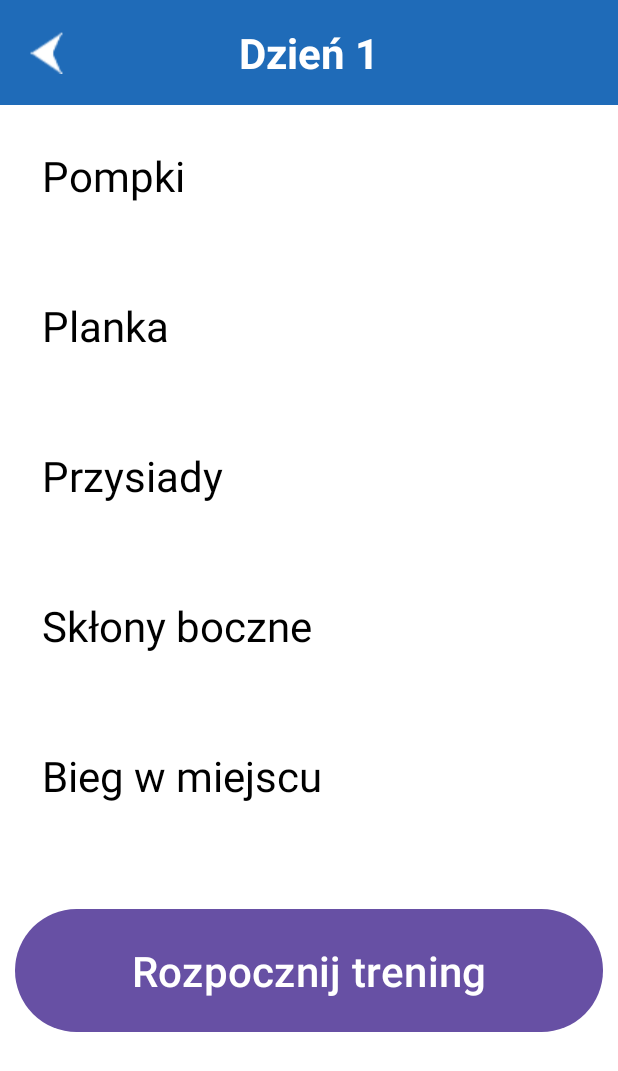
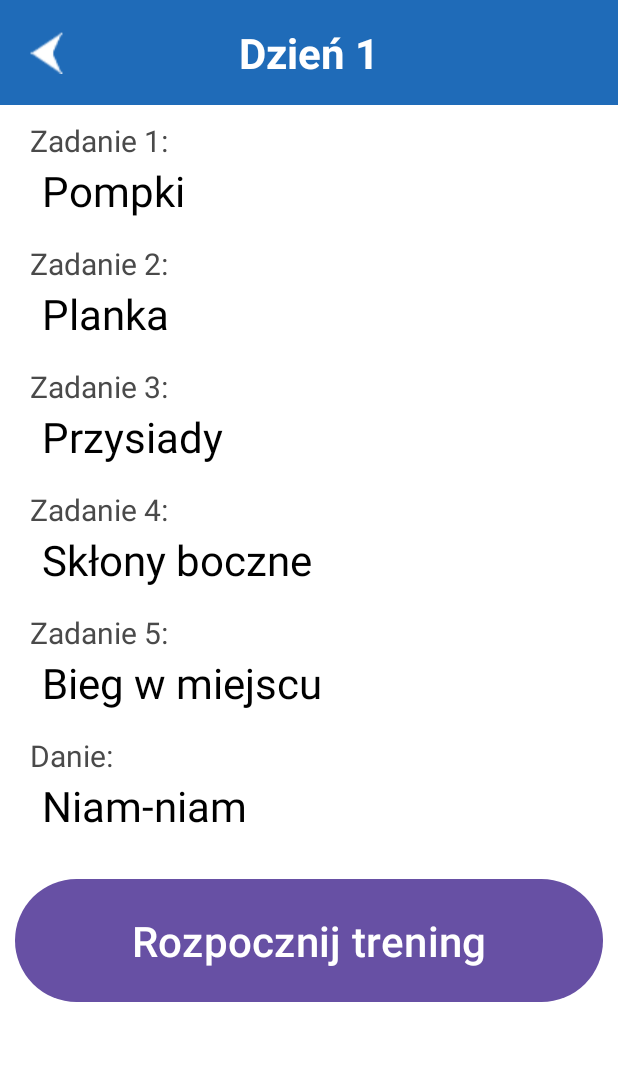
Before and after one commit to FunTomAsh/WychowanieFizyczne, an Android app: the screen it shows after launch (LoadDay), after a tap on "Dzień 1", on a phone screen of 412 x 824 dp. Shown: the top 1071 px of the screen. Run offline under Robolectric (Android 15) with nearby library versions, the phone set to English and light mode, and no system bars.

Commit message:
Zmiana finished z false na true po zakończeniu zadania. Dodano miejsce dla 6 zadania w jsonie oraz 3 widoku (jako miejsce pod danie), modyfikacja widoku activity_list.xml.

```diff
--- a/app/src/main/AndroidManifest.xml
+++ b/app/src/main/AndroidManifest.xml
@@ -28,5 +28,5 @@
             </intent-filter>
         </activity>
     </application>
-
+    <uses-permission android:name="android.permission.WRITE_EXTERNAL_STORAGE" />
 </manifest>
--- a/app/src/main/java/com/example/wychowaniefizyczne/LoadDay.java
+++ b/app/src/main/java/com/example/wychowaniefizyczne/LoadDay.java
@@ -15,6 +15,8 @@ import org.json.JSONArray;
 import org.json.JSONException;
 import org.json.JSONObject;
 
+import java.io.File;
+import java.io.FileInputStream;
 import java.io.IOException;
 import java.io.InputStream;
 
@@ -39,7 +41,8 @@ public class LoadDay extends AppCompatActivity{
                 findViewById(R.id.text_zad2),
                 findViewById(R.id.text_zad3),
                 findViewById(R.id.text_zad4),
-                findViewById(R.id.text_zad5)
+                findViewById(R.id.text_zad5),
+                findViewById(R.id.text_zad6)
         };
         dayText.setText(getSelectedDayName);
 
@@ -76,8 +79,8 @@ public class LoadDay extends AppCompatActivity{
     private void updateTextViews(int day) {
 
         try {
-            JSONObject jsonData = loadJSONFromAsset(getApplicationContext(), "fiz.json");
-
+            //JSONObject jsonData = loadJSONFromAsset(getApplicationContext(), "fiz.json");
+            JSONObject jsonData = loadJSONFromFile("fiz.json");
             if (jsonData != null) {
                 JSONArray dailyExercises = jsonData.getJSONArray("dailyEx");
 
@@ -109,7 +112,7 @@ public class LoadDay extends AppCompatActivity{
         return Integer.parseInt(parts[1]);
     }
 
-    private JSONObject loadJSONFromAsset(Context context, String fileName) {
+    /*private JSONObject loadJSONFromAsset(Context context, String fileName) {
         String json = null;
         try {
             InputStream inputStream = context.getAssets().open(fileName);
@@ -124,5 +127,20 @@ public class LoadDay extends AppCompatActivity{
             e.printStackTrace();
             return null;
         }
+    }*/
+
+    private JSONObject loadJSONFromFile(String fileName) {
+        try {
+            File file = new File(getFilesDir(), fileName);
+            FileInputStream fis = new FileInputStream(file);
+            byte[] data = new byte[(int) file.length()];
+            fis.read(data);
+            fis.close();
+            String json = new String(data, "UTF-8");
+            return new JSONObject(json);
+        } catch (IOException | JSONException e) {
+            e.printStackTrace();
+            return null;
+        }
     }
 }
--- a/app/src/main/java/com/example/wychowaniefizyczne/MainActivity.java
+++ b/app/src/main/java/com/example/wychowaniefizyczne/MainActivity.java
@@ -21,6 +21,9 @@ import org.json.JSONArray;
 import org.json.JSONException;
 import org.json.JSONObject;
 
+import java.io.File;
+import java.io.FileInputStream;
+import java.io.FileOutputStream;
 import java.io.IOException;
 import java.io.InputStream;
 import java.util.Iterator;
@@ -68,12 +71,27 @@ public class MainActivity extends AppCompatActivity {
         final Button Btn29 = findViewById(R.id.button29);
         final Button Btn30 = findViewById(R.id.button30);
 
+        File jsonFile = new File(getFilesDir(), "fiz.json");
+        if (!jsonFile.exists()) {
+            try (InputStream inputStream = getAssets().open("fiz.json");
+                 FileOutputStream outputStream = new FileOutputStream(jsonFile)) {
+                byte[] buffer = new byte[1024];
+                int length;
+                while ((length = inputStream.read(buffer)) > 0) {
+                    outputStream.write(buffer, 0, length);
+                }
+                outputStream.flush();
+            } catch (IOException e) {
+                e.printStackTrace();
+            }
+        }
+
         try {
-            JSONObject jsonData = loadJSONFromAsset(getApplicationContext(), "fiz.json");
+            //JSONObject jsonData = loadJSONFromAsset(getApplicationContext(), "fiz.json");
+            JSONObject jsonData = loadJSONFromFile("fiz.json");
 
             if (jsonData != null) {
                 JSONArray dailyExercises = jsonData.getJSONArray("dailyEx");
-
                 for (int i = 0; i < dailyExercises.length(); i++) {
                     JSONObject dailyExercise = dailyExercises.getJSONObject(i);
                     int day = dailyExercise.getInt("day");
@@ -295,7 +313,7 @@ public class MainActivity extends AppCompatActivity {
         }
     }
 
-    private JSONObject loadJSONFromAsset(Context context, String fileName) {
+    /*private JSONObject loadJSONFromAsset(Context context, String fileName) {
         String json = null;
         try {
             InputStream inputStream = context.getAssets().open(fileName);
@@ -310,5 +328,20 @@ public class MainActivity extends AppCompatActivity {
             e.printStackTrace();
             return null;
         }
+    }*/
+
+    private JSONObject loadJSONFromFile(String fileName) {
+        try {
+            File file = new File(getFilesDir(), fileName);
+            FileInputStream fis = new FileInputStream(file);
+            byte[] data = new byte[(int) file.length()];
+            fis.read(data);
+            fis.close();
+            String json = new String(data, "UTF-8");
+            return new JSONObject(json);
+        } catch (IOException | JSONException e) {
+            e.printStackTrace();
+            return null;
+        }
     }
 }
--- a/app/src/main/res/layout/activity_list.xml
+++ b/app/src/main/res/layout/activity_list.xml
@@ -47,74 +47,160 @@
             android:layout_height="wrap_content"
             android:columnCount="4"
             android:orientation="vertical"
-            android:padding="16dp"
+            android:padding="10dp"
             app:backgroundTint="@null">
 
+        <TextView
+            android:layout_width="match_parent"
+            android:layout_height="22dp"
+            app:backgroundTint="@null"
+            android:backgroundTint="#fefefe"
+            android:paddingLeft="10dp"
+            android:text="Zadanie 1:"
+            android:textSize="20dp"
+            android:textAlignment="viewStart"
+            android:textColor="#4A4A4A"
+            android:visibility="visible"
+            />
             <TextView
                 android:id="@+id/text_zad1"
-                android:layout_width="378dp"
-                android:layout_height="100dp"
+                android:layout_width="match_parent"
+                android:layout_height="60dp"
                 app:backgroundTint="@null"
                 android:backgroundTint="#fefefe"
-                android:padding="12dp"
+                android:paddingVertical="6dp"
+                android:paddingLeft="18dp"
                 android:text="Push ups x15"
                 android:textSize="28dp"
                 android:textAlignment="viewStart"
                 android:textColor="#000000"
                 android:visibility="visible"
                 />
-
+        <TextView
+            android:layout_width="match_parent"
+            android:layout_height="22dp"
+            app:backgroundTint="@null"
+            android:backgroundTint="#fefefe"
+            android:paddingLeft="10dp"
+            android:text="Zadanie 2:"
+            android:textSize="20dp"
+            android:textAlignment="viewStart"
+            android:textColor="#4A4A4A"
+            android:visibility="visible"
+            />
             <TextView
                 android:id="@+id/text_zad2"
-                android:layout_width="378dp"
-                android:layout_height="100dp"
+                android:layout_width="match_parent"
+                android:layout_height="60dp"
                 app:backgroundTint="@null"
                 android:backgroundTint="#fefefe"
-                android:padding="12dp"
+                android:paddingVertical="6dp"
+                android:paddingLeft="18dp"
                 android:textSize="28dp"
                 android:text="Pull ups x10"
                 android:textAlignment="viewStart"
                 android:textColor="#000000"
                 android:visibility="visible" />
-
+        <TextView
+            android:layout_width="match_parent"
+            android:layout_height="22dp"
+            app:backgroundTint="@null"
+            android:backgroundTint="#fefefe"
+            android:paddingLeft="10dp"
+            android:text="Zadanie 3:"
+            android:textSize="20dp"
+            android:textAlignment="viewStart"
+            android:textColor="#4A4A4A"
+            android:visibility="visible"
+            />
             <TextView
                 android:id="@+id/text_zad3"
-                android:layout_width="378dp"
-                android:layout_height="100dp"
+                android:layout_width="match_parent"
+                android:layout_height="60dp"
                 app:backgroundTint="@null"
                 android:backgroundTint="#fefefe"
-                android:padding="12dp"
+                android:paddingVertical="6dp"
+                android:paddingLeft="18dp"
                 android:text="Dips x20"
                 android:textSize="28dp"
                 android:textAlignment="viewStart"
                 android:textColor="#000000"
                 android:visibility="visible" />
-
+        <TextView
+            android:layout_width="match_parent"
+            android:layout_height="22dp"
+            app:backgroundTint="@null"
+            android:backgroundTint="#fefefe"
+            android:paddingLeft="10dp"
+            android:text="Zadanie 4:"
+            android:textSize="20dp"
+            android:textAlignment="viewStart"
+            android:textColor="#4A4A4A"
+            android:visibility="visible"
+            />
             <TextView
                 android:id="@+id/text_zad4"
-                android:layout_width="378dp"
-                android:layout_height="100dp"
+                android:layout_width="match_parent"
+                android:layout_height="60dp"
                 app:backgroundTint="@null"
                 android:backgroundTint="#fefefe"
-                android:padding="12dp"
+                android:paddingVertical="6dp"
+                android:paddingLeft="18dp"
                 android:text="Crumpets x30"
                 android:textSize="28dp"
                 android:textAlignment="viewStart"
                 android:textColor="#000000"
                 android:visibility="visible" />
-
+        <TextView
+            android:layout_width="match_parent"
+            android:layout_height="22dp"
+            app:backgroundTint="@null"
+            android:backgroundTint="#fefefe"
+            android:paddingLeft="10dp"
+            android:text="Zadanie 5:"
+            android:textSize="20dp"
+            android:textAlignment="viewStart"
+            android:textColor="#4A4A4A"
+            android:visibility="visible"
+            />
             <TextView
                 android:id="@+id/text_zad5"
-                android:layout_width="378dp"
-                android:layout_height="100dp"
+                android:layout_width="match_parent"
+                android:layout_height="60dp"
                 app:backgroundTint="@null"
                 android:backgroundTint="#fefefe"
-                android:padding="12dp"
+                android:paddingVertical="6dp"
+                android:paddingLeft="18dp"
                 android:text="10 000 steps"
                 android:textSize="28dp"
                 android:textAlignment="viewStart"
                 android:textColor="#000000"
                 android:visibility="visible" />
+        <TextView
+            android:layout_width="match_parent"
+            android:layout_height="22dp"
+            app:backgroundTint="@null"
+            android:backgroundTint="#fefefe"
+            android:paddingLeft="10dp"
+            android:text="Danie:"
+            android:textSize="20dp"
+            android:textAlignment="viewStart"
+            android:textColor="#4A4A4A"
+            android:visibility="visible"
+            />
+        <TextView
+            android:id="@+id/text_zad6"
+            android:layout_width="match_parent"
+            android:layout_height="60dp"
+            app:backgroundTint="@null"
+            android:backgroundTint="#fefefe"
+            android:paddingVertical="6dp"
+            android:paddingLeft="18dp"
+            android:text="Niam-niam"
+            android:textSize="28dp"
+            android:textAlignment="viewStart"
+            android:textColor="#000000"
+            android:visibility="visible" />
         </GridLayout>
 
     <Button
```
Also changed, not shown: app/src/main/assets/fiz.json (+46 -23 lines), app/src/main/java/com/example/wychowaniefizyczne/SingleExerciseActivity.java (+31 -15 lines), app/src/main/res/layout/activity_main.xml (+6 -6 lines).
